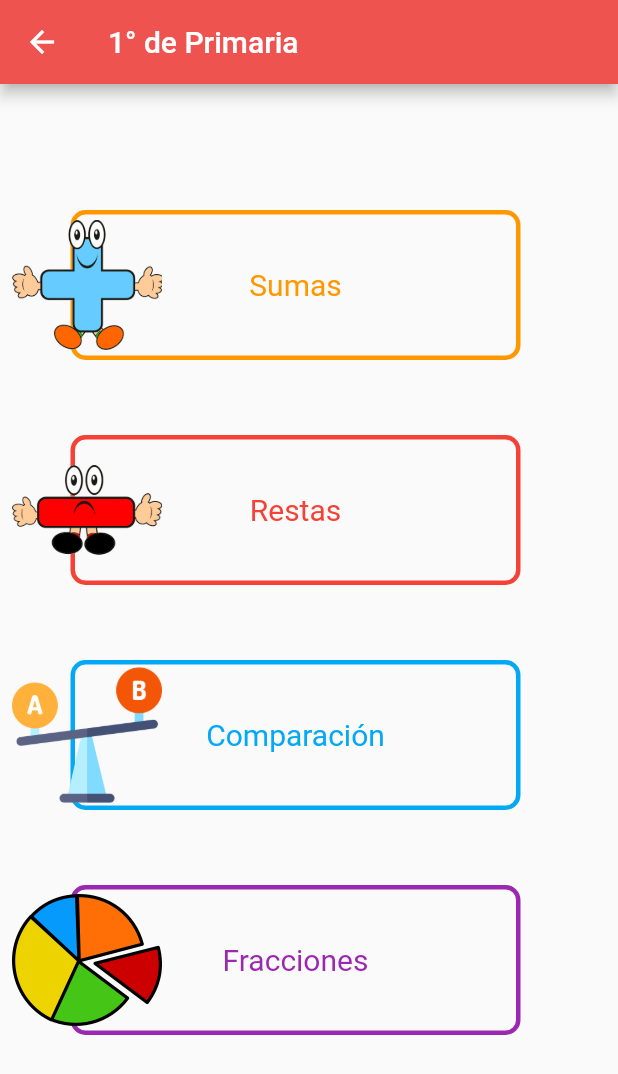
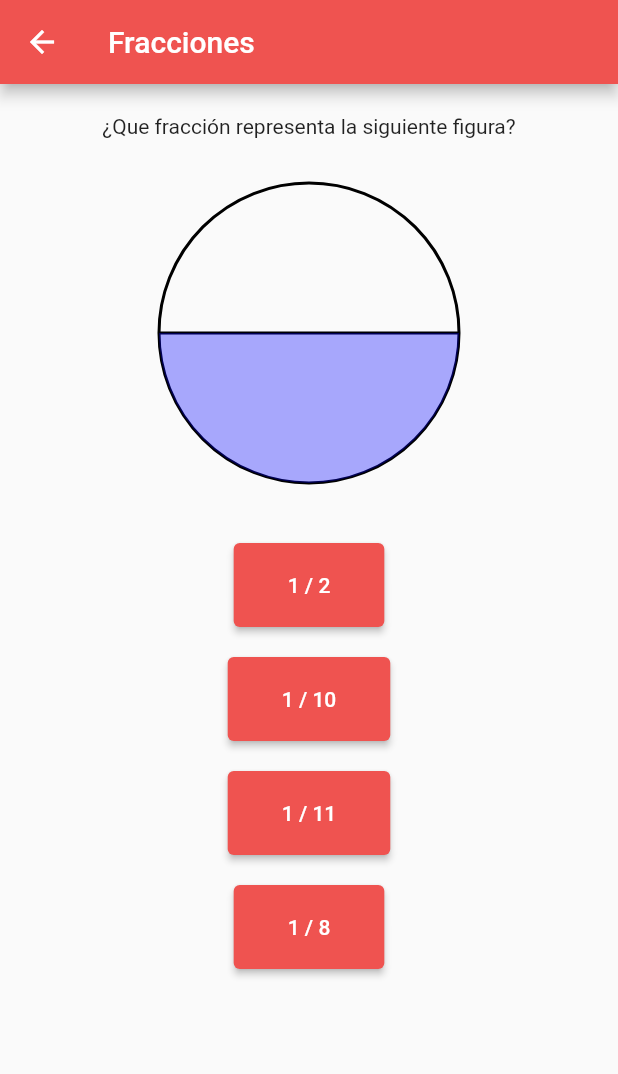
Before and after one commit to OrbitalCardinal/LitMath, a Flutter app: the FirstElementaryScreen screen opened by its route, after a tap on "Fracciones", on a phone screen of 412 x 824 dp. Shown: the top 1074 px of the screen. Run offline on Flutter 3.47's test engine with Material 2 defaults, Android fonts, the phone set to English and light mode, and no system bars; missing offline and left inert: dart:ffi.

Commit message:
Fractions activity finished

```diff
--- a/litmath/lib/screens/couting_activity_screen.dart
+++ b/litmath/lib/screens/couting_activity_screen.dart
@@ -2,6 +2,7 @@ import 'package:flutter/material.dart';
 import 'dart:math';
 
 import 'package:litmath/screens/kinder_screen.dart';
+import 'package:litmath/screens/selection_screen.dart';
 
 class CountingActivtyScreen extends StatefulWidget {
   const CountingActivtyScreen({Key? key}) : super(key: key);
@@ -77,8 +78,9 @@ class _CountingActivtyScreenState extends State<CountingActivtyScreen> {
                                     TextButton(
                                         onPressed: () {
                                           Navigator.of(context)
-                                              .pushReplacementNamed(
-                                                  KinderScreen.routeName);
+                                              .pushNamedAndRemoveUntil(
+                                                  SelectionScreen.routeName,
+                                                  (route) => false);
                                         },
                                         child: const Text("Continuar")),
                                   ],
--- /dev/null
+++ b/litmath/lib/screens/first_elementary_activities/first_elementary_fractions.dart
@@ -0,0 +1,164 @@
+import 'dart:math';
+
+import 'package:flutter/material.dart';
+import 'package:litmath/widgets/finished_activity_dialog.dart';
+
+class FirstElementaryFractions extends StatefulWidget {
+  const FirstElementaryFractions({Key? key}) : super(key: key);
+  static const routeName = "/FirstElementaryFractions";
+
+  @override
+  _FirstElementaryFractionsState createState() =>
+      _FirstElementaryFractionsState();
+}
+
+class _FirstElementaryFractionsState extends State<FirstElementaryFractions> {
+  Random rand = Random();
+  int score = 0;
+  int rounds = 0;
+  @override
+  Widget build(BuildContext context) {
+    double screenWidth = MediaQuery.of(context).size.width;
+    int min = 2;
+    int max = 12;
+    int nFrac = rand.nextInt(max - min) + min;
+    int rotation = rand.nextInt(20 - 2) + 2;
+    String answer = "1 / " + nFrac.toString();
+    List<String> options = [
+      answer,
+      "1 / " + (rand.nextInt(max - min) + min).toString(),
+      "1 / " + (rand.nextInt(max - min) + min).toString(),
+      "1 / " + (rand.nextInt(max - min) + min).toString()
+    ];
+    return Scaffold(
+      appBar: AppBar(
+        title: const Text("Fracciones"),
+      ),
+      body: Padding(
+        padding: const EdgeInsets.all(20),
+        child: Column(
+          children: [
+            const Text("¿Que fracción representa la siguiente figura?"),
+            const SizedBox(
+              height: 20,
+            ),
+            Container(
+              width: screenWidth,
+              height: 200,
+              margin: const EdgeInsets.all(10),
+              child: Transform.rotate(
+                angle: pi * rotation,
+                child: CustomPaint(
+                  size: const Size(200, 100),
+                  painter: CircleFraction(
+                      width: screenWidth - 60, height: 200, n: nFrac),
+                ),
+              ),
+            ),
+            const SizedBox(
+              height: 20,
+            ),
+            ...options
+                .map((option) => Container(
+                      margin: const EdgeInsets.symmetric(
+                          horizontal: 10, vertical: 10),
+                      child: ElevatedButton(
+                        onPressed: () {
+                          if (option == answer) {
+                            score += 1;
+                          }
+                          if (rounds != 9) {
+                            setState(() {
+                              rounds += 1;
+                            });
+                          } else {
+                            showDialog(
+                              context: context,
+                              builder: (context) {
+                                return const FinishedActivityDialog();
+                              },
+                            );
+                          }
+                        },
+                        child: Container(
+                          padding: const EdgeInsets.all(20),
+                          child: Text(
+                            option.toString(),
+                          ),
+                        ),
+                      ),
+                    ))
+                .toList()
+          ],
+        ),
+      ),
+    );
+  }
+}
+
+class CircleFraction extends CustomPainter {
+  CircleFraction({required this.width, required this.height, required this.n});
+  double width;
+  double height;
+  int n;
+  @override
+  void paint(Canvas canvas, Size size) {
+    // Circle
+    var paint1 = Paint()
+      ..color = Colors.black
+      ..style = PaintingStyle.stroke
+      ..strokeWidth = 2;
+    canvas.drawCircle(Offset(width / 2, height / 2), height / 2, paint1);
+
+    // Fraction
+
+    var paint2 = Paint()
+      ..color = Colors.black
+      ..strokeWidth = 2;
+
+    double A = 0;
+    // double n = 4;
+    double finalAngle = 2 * pi;
+    double rate = finalAngle / n;
+    double r = height / 2;
+
+    double x1 = width / 2;
+    double y1 = height / 2;
+    double x2 = 0;
+    double y2 = 0;
+
+    // Lines
+    for (var i = 0; i < n; i++) {
+      x2 = (r * cos(A)) + width / 2;
+      y2 = (r * sin(A)) + height / 2;
+      var x1y1 = Offset(x1, y1);
+      var x2y2 = Offset(x2, y2);
+      canvas.drawLine(x1y1, x2y2, paint2);
+
+      A += rate;
+    }
+
+    //Fraction
+    var triangleOffsets = [
+      Offset(width / 2, height / 2),
+      Offset(x2, y2),
+      Offset(r + width / 2, r),
+    ];
+
+    var paintPath = Paint()
+      ..color = const Color(0x550000ff)
+      ..style = PaintingStyle.fill;
+
+    var oval =
+        Rect.fromCircle(center: Offset(width / 2, height / 2), radius: r);
+    var path = Path()
+      ..addPolygon(triangleOffsets, true)
+      ..addArc(oval, 0, -pi / n * 2);
+    canvas.drawPath(path, paintPath);
+  }
+
+  @override
+  bool shouldRepaint(covariant CustomPainter oldDelegate) {
+    return true;
+  }
+}
--- a/litmath/lib/screens/first_elementary_screen.dart
+++ b/litmath/lib/screens/first_elementary_screen.dart
@@ -1,4 +1,8 @@
 import 'package:flutter/material.dart';
+import 'package:litmath/screens/first_elementary_activities/first_elementary_compare.dart';
+import 'package:litmath/screens/first_elementary_activities/first_elementary_fractions.dart';
+import 'package:litmath/screens/first_elementary_activities/first_elementary_substraction.dart';
+import 'package:litmath/screens/first_elementary_activities/first_elementary_sums.dart';
 import 'package:litmath/widgets/scholarship_card.dart';
 
 class FirstElementaryScreen extends StatelessWidget {
@@ -20,7 +24,7 @@ class FirstElementaryScreen extends StatelessWidget {
                 imageUrl: "assets/imgs/suma.png",
                 title: "Sumas",
                 color: Colors.orange,
-                routeName: ""),
+                routeName: FirstElementarySums.routeName),
             const SizedBox(
               height: 50,
             ),
@@ -28,7 +32,7 @@ class FirstElementaryScreen extends StatelessWidget {
                 imageUrl: "assets/imgs/resta.png",
                 title: "Restas",
                 color: Colors.red,
-                routeName: ""),
+                routeName: FirstElementarySubstraction.routeName),
             const SizedBox(
               height: 50,
             ),
@@ -52,7 +56,7 @@ class FirstElementaryScreen extends StatelessWidget {
                 imageUrl: "assets/imgs/comparacion.png",
                 title: "Comparación",
                 color: Colors.lightBlue,
-                routeName: ""),
+                routeName: FirstElementaryCompare.routeName),
             const SizedBox(
               height: 50,
             ),
@@ -60,7 +64,7 @@ class FirstElementaryScreen extends StatelessWidget {
                 imageUrl: "assets/imgs/fracciones.png",
                 title: "Fracciones",
                 color: Colors.purple,
-                routeName: ""),
+                routeName: FirstElementaryFractions.routeName),
             const SizedBox(
               height: 50,
             ),
```
Also changed, not shown: litmath/lib/main.dart (+12 -1 lines), litmath/lib/screens/first_elementary_activities/first_elementary_compare.dart (added, +102 -0 lines), litmath/lib/screens/first_elementary_activities/first_elementary_substraction.dart (added, +124 -0 lines), litmath/lib/screens/first_elementary_activities/first_elementary_sums.dart (added, +115 -0 lines), litmath/lib/screens/patterns_screen.dart (+5 -2 lines), litmath/lib/screens/substraction_screen.dart (+7 -26 lines), litmath/lib/screens/sum_screen.dart (+3 -22 lines), litmath/lib/widgets/finished_activity_dialog.dart (added, +24 -0 lines).
